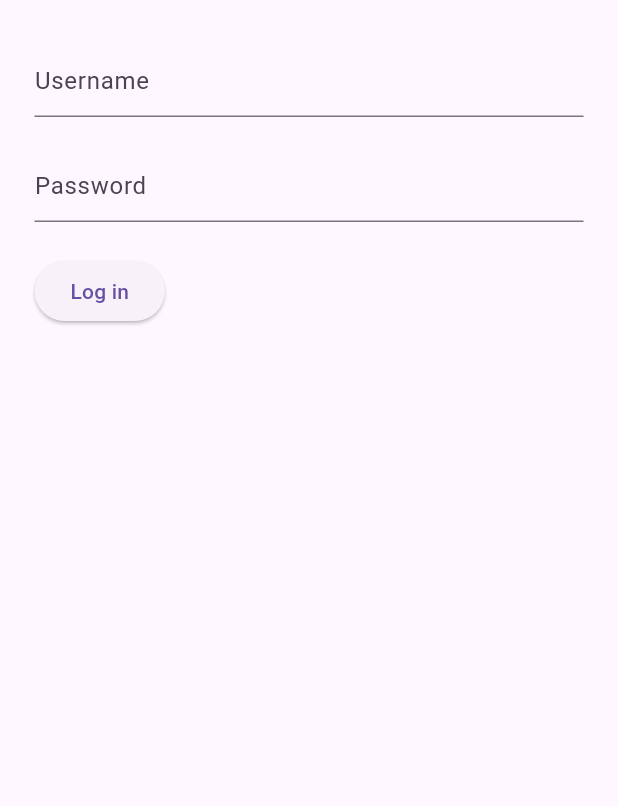
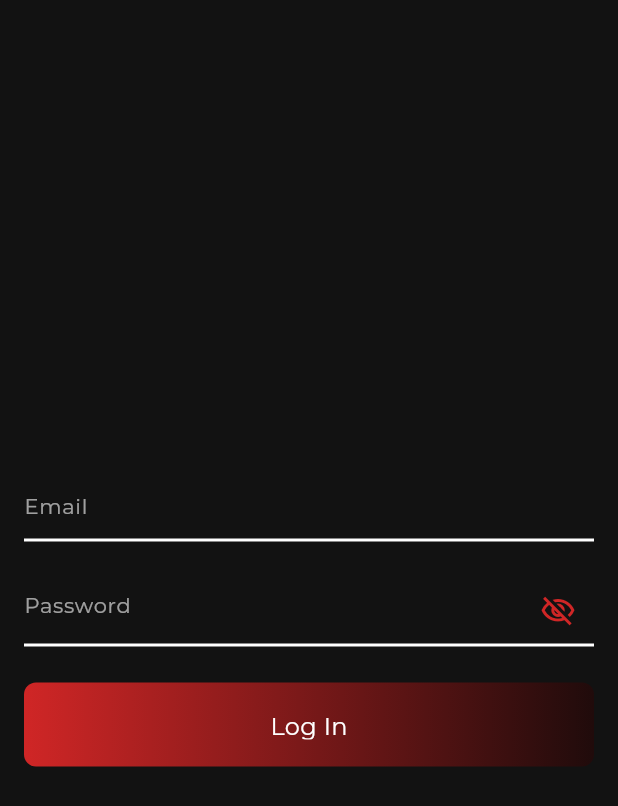
Before and after one commit to artem-petrushenko/TheMovieDB, a Flutter app: the screen it shows after launch, on a phone screen of 412 x 824 dp. Shown: the top 806 px of the screen. Run offline on Flutter 3.47's test engine with Material 2 defaults, Android fonts, the phone set to English and light mode, and no system bars; our stand-ins replace bloc, bloc_concurrency, flutter_bloc, flutter_secure_storage, freezed_annotation, google_fonts; generated files the repository leaves out were written again.

Commit message:
Rewriting the application for your own UI with visible widgets. AuthViewCubit rewritten to freezed

```diff
--- a/lib/domain/entity/movie.dart
+++ b/lib/domain/entity/movie.dart
@@ -22,7 +22,7 @@ class Movie {
   final bool video;
   final double voteAverage;
 
-  Movie({
+  const Movie({
     required this.posterPath,
     required this.adult,
     required this.overview,
--- a/lib/domain/factory/screen_factory.dart
+++ b/lib/domain/factory/screen_factory.dart
@@ -18,14 +18,15 @@ import 'package:themoviedb/src/feature/movies/bloc/movies_bloc.dart';
 import 'package:themoviedb/src/feature/profile/bloc/profile_bloc.dart';
 import 'package:themoviedb/src/feature/profile/widget/profile_view.dart';
 
-import '../../src/feature/auth/auth/auth_bloc.dart';
-import '../../src/feature/auth/auth_screen.dart';
-import '../../src/feature/auth/auth_view_cubit.dart';
-import '../../src/feature/loader/loader_screen.dart';
-import '../../src/feature/loader/loader_view_cubit.dart';
-import '../../src/feature/movie_details/bloc/movie_details_bloc.dart';
-import '../../src/feature/movie_details/widget/movie_details_view.dart';
-import '../../src/feature/movies/widget/movie_list_screen.dart';
+import 'package:themoviedb/src/feature/auth/auth/auth_bloc.dart';
+import 'package:themoviedb/src/feature/auth/auth_view.dart';
+import 'package:themoviedb/src/feature/loader/loader_screen.dart';
+import 'package:themoviedb/src/feature/loader/loader_view_cubit.dart';
+import 'package:themoviedb/src/feature/movie_details/bloc/movie_details_bloc.dart';
+import 'package:themoviedb/src/feature/movie_details/widget/movie_details_view.dart';
+import 'package:themoviedb/src/feature/movies/widget/movie_list_screen.dart';
+
+import 'package:themoviedb/src/feature/auth/auth_view_cubit/auth_view_cubit.dart';
 
 class ScreenFactory {
   AuthBloc? _authBloc;
@@ -75,10 +76,10 @@ class ScreenFactory {
     _authBloc = authBloc;
     return BlocProvider<AuthViewCubit>(
       create: (_) => AuthViewCubit(
-        AuthViewCubitFormFillInProgressState(),
+        const AuthViewState.formFillInProgress(),
         authBloc,
       ),
-      child: const AuthScreen(),
+      child: const AuthView(),
     );
   }
 
--- a/lib/src/app.dart
+++ b/lib/src/app.dart
@@ -2,6 +2,7 @@ import 'package:flutter/material.dart';
 import 'package:flutter_localizations/flutter_localizations.dart';
 
 import 'package:themoviedb/src/common/widget/navigation/navigation.dart';
+import 'package:themoviedb/src/common/widget/theme/dark_theme.dart';
 
 class App extends StatelessWidget {
   const App({
@@ -16,15 +17,8 @@ class App extends StatelessWidget {
   Widget build(BuildContext context) {
     return MaterialApp(
       title: 'TMDB',
-      themeMode: ThemeMode.system,
-      theme: ThemeData(
-        useMaterial3: true,
-        brightness: Brightness.light,
-      ),
-      darkTheme: ThemeData(
-        useMaterial3: true,
-        brightness: Brightness.dark,
-      ),
+      themeMode: ThemeMode.dark,
+      theme: DarkTheme.darkTheme,
       localizationsDelegates: const [
         GlobalMaterialLocalizations.delegate,
         GlobalWidgetsLocalizations.delegate,
--- /dev/null
+++ b/lib/src/common/widget/theme/dark_theme.dart
@@ -0,0 +1,37 @@
+import 'package:flutter/material.dart';
+import 'package:google_fonts/google_fonts.dart';
+
+class _DarkThemeColor {
+  static const primary = Color(0xFFD02626);
+  static const onPrimary = Color(0xFFFFFFFF);
+  static const secondary = Color(0xFF200B0B);
+  static const onSecondary = Color(0xFFFFFFFF);
+  static const background = Color(0xFF000000);
+  static const onBackground = Color(0xFFFFFFFF);
+}
+
+class DarkTheme {
+  static ThemeData get darkTheme => ThemeData(
+        useMaterial3: true,
+        brightness: Brightness.dark,
+        appBarTheme: const AppBarTheme(),
+        colorScheme: const ColorScheme.dark(
+          primary: _DarkThemeColor.primary,
+          onPrimary: _DarkThemeColor.onPrimary,
+          secondary: _DarkThemeColor.secondary,
+          onSecondary: _DarkThemeColor.onSecondary,
+          background: _DarkThemeColor.background,
+          onBackground: _DarkThemeColor.onBackground,
+        ),
+        snackBarTheme: SnackBarThemeData(
+          elevation: 0.0,
+          behavior: SnackBarBehavior.floating,
+          backgroundColor: _DarkThemeColor.secondary,
+          contentTextStyle: GoogleFonts.montserrat(
+            color: _DarkThemeColor.onSecondary,
+            fontSize: 12.0,
+            fontWeight: FontWeight.w400,
+          ),
+        ),
+      );
+}
--- a/lib/src/feature/auth/auth_screen.dart
+++ /dev/null
@@ -1,128 +0,0 @@
-import 'package:flutter/material.dart';
-import 'package:provider/provider.dart';
-import 'package:flutter_bloc/flutter_bloc.dart';
-
-
-import 'package:themoviedb/src/common/widget/navigation/navigation.dart';
-
-import 'auth_view_cubit.dart';
-
-class _AuthDataStorage {
-  String login = '';
-  String password = '';
-}
-
-//TODO SNACKBAR TO ERROR MESSAGE
-
-class AuthScreen extends StatelessWidget {
-  const AuthScreen({Key? key}) : super(key: key);
-
-  @override
-  Widget build(BuildContext context) {
-    return BlocListener<AuthViewCubit, AuthViewCubitState>(
-      listener: _onAuthViewCubitStateChange,
-      child: Provider(
-        create: (_) => _AuthDataStorage(),
-        child: const Scaffold(
-          body: SingleChildScrollView(
-            padding: EdgeInsets.symmetric(
-              horizontal: 23.0,
-              vertical: 30.0,
-            ),
-            child: _FormWidget(),
-          ),
-        ),
-      ),
-    );
-  }
-
-  void _onAuthViewCubitStateChange(
-    BuildContext context,
-    AuthViewCubitState state,
-  ) {
-    if (state is AuthViewCubitSuccessAuthState) {
-      Navigation.resetNavigation(context);
-    }
-  }
-}
-
-class _FormWidget extends StatelessWidget {
-  const _FormWidget();
-
-  @override
-  Widget build(BuildContext context) {
-    final authDataStorage = context.read<_AuthDataStorage>();
-    return Column(
-      crossAxisAlignment: CrossAxisAlignment.start,
-      children: [
-        TextFormField(
-          autocorrect: false,
-          enableSuggestions: false,
-          textCapitalization: TextCapitalization.none,
-          keyboardType: TextInputType.emailAddress,
-          textInputAction: TextInputAction.next,
-          decoration: const InputDecoration(
-            hintText: 'Username',
-          ),
-          onChanged: (text) => authDataStorage.login = text,
-        ),
-        const SizedBox(height: 22.0),
-        TextFormField(
-          autocorrect: false,
-          enableSuggestions: false,
-          textCapitalization: TextCapitalization.none,
-          textInputAction: TextInputAction.next,
-          obscureText: true,
-          decoration: const InputDecoration(
-            hintText: 'Password',
-          ),
-          onChanged: (text) => authDataStorage.password = text,
-        ),
-        const _ErrorMessageWidget(),
-        const SizedBox(height: 22.0),
-        const _AuthButtonWidget(),
-      ],
-    );
-  }
-}
-
-class _AuthButtonWidget extends StatelessWidget {
-  const _AuthButtonWidget({Key? key}) : super(key: key);
-
-  @override
-  Widget build(BuildContext context) {
-    final cubit = context.watch<AuthViewCubit>();
-    final authDataStorage = context.read<_AuthDataStorage>();
-    final canStartAuth = cubit.state is AuthViewCubitFormFillInProgressState ||
-        cubit.state is AuthViewCubitErrorState;
-    final onPressed = canStartAuth
-        ? () => cubit.auth(
-              login: authDataStorage.login,
-              password: authDataStorage.password,
-            )
-        : null;
-    final child = cubit.state is AuthViewCubitAuthInProgressState == true
-        ? const SizedBox(
-            width: 20.0,
-            height: 20.0,
-            child: CircularProgressIndicator(),
-          )
-        : const Text('Log in');
-
-    return ElevatedButton(onPressed: onPressed, child: child);
-  }
-}
-
-class _ErrorMessageWidget extends StatelessWidget {
-  const _ErrorMessageWidget({Key? key}) : super(key: key);
-
-  @override
-  Widget build(BuildContext context) {
-    final errorMessage = context.select((AuthViewCubit value) {
-      final state = value.state;
-      return state is AuthViewCubitErrorState ? state.errorMessage : null;
-    });
-    if (errorMessage == null) return const SizedBox.shrink();
-    return Text(errorMessage);
-  }
-}
--- /dev/null
+++ b/lib/src/feature/auth/auth_view.dart
@@ -0,0 +1,132 @@
+import 'package:flutter/material.dart';
+import 'package:google_fonts/google_fonts.dart';
+import 'package:provider/provider.dart';
+import 'package:flutter_bloc/flutter_bloc.dart';
+
+import 'package:themoviedb/src/common/widget/navigation/navigation.dart';
+
+import 'package:themoviedb/src/feature/auth/auth_view_cubit/auth_view_cubit.dart';
+import 'package:themoviedb/src/feature/auth/widget/auth_text_form_field.dart';
+
+class AuthDataStorage {
+  String login = '';
+  String password = '';
+}
+
+class AuthView extends StatelessWidget {
+  const AuthView({Key? key}) : super(key: key);
+
+  @override
+  Widget build(BuildContext context) {
+    bool isVisible = false;
+    return BlocListener<AuthViewCubit, AuthViewState>(
+      listener: (BuildContext context, AuthViewState state) {
+        state.mapOrNull(
+          successAuthState: (state) => Navigation.resetNavigation(context),
+          failure: (state) => ScaffoldMessenger.of(context).showSnackBar(
+            SnackBar(content: Text(state.error.toString())),
+          ),
+        );
+      },
+      child: Provider<AuthDataStorage>(
+        create: (BuildContext context) => AuthDataStorage(),
+        builder: (context, child) {
+          return SafeArea(
+            child: Scaffold(
+              body: Padding(
+                padding: const EdgeInsets.symmetric(horizontal: 16.0),
+                child: Center(
+                  child: Column(
+                    mainAxisSize: MainAxisSize.min,
+                    children: [
+                      AuthTextFormField(
+                        hintText: 'Email',
+                        keyboardType: TextInputType.emailAddress,
+                        onChanged: (text) =>
+                            context.read<AuthDataStorage>().login = text,
+                      ),
+                      const SizedBox(height: 22.0),
+                      AuthTextFormField(
+                        hintText: 'Password',
+                        obscureText: true,
+                        onChanged: (text) =>
+                            context.read<AuthDataStorage>().password = text,
+                        suffixIcon: IconButton(
+                          //TODO: ADD VISIBLE/HIDE
+                          onPressed: () {},
+                          icon: Icon(
+                            isVisible
+                                ? Icons.visibility_outlined
+                                : Icons.visibility_off_outlined,
+                          ),
+                        ),
+                        suffixIconColor: Theme.of(context).colorScheme.primary,
+                      ),
+                      const SizedBox(height: 24.0),
+                      const _AuthButtonWidget(),
+                    ],
+                  ),
+                ),
+              ),
+            ),
+          );
+        },
+      ),
+    );
+  }
+}
+
+class _AuthButtonWidget extends StatelessWidget {
+  const _AuthButtonWidget({Key? key}) : super(key: key);
+
+  @override
+  Widget build(BuildContext context) {
+    final cubit = context.watch<AuthViewCubit>();
+    final authDataStorage = context.read<AuthDataStorage>();
+
+    return GestureDetector(
+      onTap: cubit.canStartAuth
+          ? () => cubit.auth(
+                login: authDataStorage.login,
+                password: authDataStorage.password,
+              )
+          : null,
+      child: Container(
+        width: double.infinity,
+        alignment: Alignment.center,
+        padding: const EdgeInsets.symmetric(vertical: 18.0),
+        decoration: const BoxDecoration(
+          borderRadius: BorderRadius.all(
+            Radius.circular(8.0),
+          ),
+          gradient: LinearGradient(
+            colors: [
+              Color(0xFFD02626),
+              Color(0xFF200B0B),
+            ],
+          ),
+        ),
+        child: SizedBox(
+          height: 20.0,
+          child: cubit.state.maybeMap(
+            inProgressState: (state) => SizedBox(
+              width: 20.0,
+              child: CircularProgressIndicator(
+                strokeWidth: 2.0,
+                color: Theme.of(context).colorScheme.onPrimary,
+              ),
+            ),
+            orElse: () => Text(
+              'Log In',
+              style: GoogleFonts.montserrat(
+                fontSize: 16.0,
+                fontWeight: FontWeight.w400,
+                color: Theme.of(context).colorScheme.onPrimary,
+              ),
+            ),
+          ),
+        ),
+      ),
+    );
+  }
+}
--- a/lib/src/feature/auth/auth_view_cubit.dart
+++ /dev/null
@@ -1,120 +0,0 @@
-import 'dart:async';
-import 'package:bloc/bloc.dart';
-
-import 'package:themoviedb/domain/api_client/api_client_exception.dart';
-
-import 'auth/auth_bloc.dart';
-
-
-abstract class AuthViewCubitState {}
-
-class AuthViewCubitFormFillInProgressState extends AuthViewCubitState {
-  @override
-  bool operator ==(Object other) =>
-      identical(this, other) ||
-      other is AuthViewCubitFormFillInProgressState &&
-          runtimeType == other.runtimeType;
-
-  @override
-  int get hashCode => 0;
-}
-
-class AuthViewCubitErrorState extends AuthViewCubitState {
-  final String errorMessage;
-
-  AuthViewCubitErrorState(this.errorMessage);
-
-  @override
-  bool operator ==(Object other) =>
-      identical(this, other) ||
-      other is AuthViewCubitErrorState &&
-          runtimeType == other.runtimeType &&
-          errorMessage == other.errorMessage;
-
-  @override
-  int get hashCode => errorMessage.hashCode;
-}
-
-class AuthViewCubitAuthInProgressState extends AuthViewCubitState {
-  @override
-  bool operator ==(Object other) =>
-      identical(this, other) ||
-      other is AuthViewCubitAuthInProgressState &&
-          runtimeType == other.runtimeType;
-
-  @override
-  int get hashCode => 0;
-}
-
-class AuthViewCubitSuccessAuthState extends AuthViewCubitState {
-  @override
-  bool operator ==(Object other) =>
-      identical(this, other) ||
-      other is AuthViewCubitSuccessAuthState &&
-          runtimeType == other.runtimeType;
-
-  @override
-  int get hashCode => 0;
-}
-
-class AuthViewCubit extends Cubit<AuthViewCubitState> {
-  final AuthBloc authBloc;
-  late final StreamSubscription<AuthState> authBlocSubscription;
-
-  AuthViewCubit(AuthViewCubitState initialState, this.authBloc)
-      : super(initialState) {
-    _onState(authBloc.state);
-    authBlocSubscription = authBloc.stream.listen(_onState);
-  }
-
-  bool _isValid(String login, String password) =>
-      login.isNotEmpty || password.isNotEmpty;
-
-  void auth({
-    required String login,
-    required String password,
-  }) {
-    if (!_isValid(login, password)) {
-      emit(AuthViewCubitErrorState('Enter email or password'));
-      return;
-    }
-    authBloc.add(AuthLoginEvent(login: login, password: password));
-  }
-
-  void _onState(AuthState state) {
-    if (state is AuthUnauthorizedState) {
-      emit(AuthViewCubitFormFillInProgressState());
-    } else if (state is AuthAuthorizedState) {
-      // authBlocSubscription.cancel();
-      emit(AuthViewCubitSuccessAuthState());
-    } else if (state is AuthFailureState) {
-      final message = _mapErrorToMessage(state.error);
-      emit(AuthViewCubitErrorState(message));
-    } else if (state is AuthInProgressState) {
-      emit(AuthViewCubitAuthInProgressState());
-    } else if (state is AuthCheckStatusInProgressState) {
-      emit(AuthViewCubitAuthInProgressState());
-    }
-  }
-
-  String _mapErrorToMessage(Object error) {
-    if (error is! ApiClientException) {
-      return 'Error. Try Again!';
-    }
-    switch (error.type) {
-      case ApiClientExceptionType.network:
-        return 'Server is not available';
-      case ApiClientExceptionType.auth:
-        return 'Incorrect login or password';
-      case ApiClientExceptionType.sessionExpired:
-      case ApiClientExceptionType.other:
-        return 'An error has occurred. Try again';
-    }
-  }
-
-  @override
-  Future<void> close() {
-    authBlocSubscription.cancel();
-    return super.close();
-  }
-}
--- /dev/null
+++ b/lib/src/feature/auth/auth_view_cubit/auth_view_cubit.dart
@@ -0,0 +1,79 @@
+import 'dart:async';
+
+import 'package:bloc/bloc.dart';
+import 'package:freezed_annotation/freezed_annotation.dart';
+
+import 'package:themoviedb/src/feature/auth/auth/auth_bloc.dart';
+
+import 'package:themoviedb/domain/api_client/api_client_exception.dart';
+
+part 'auth_view_state.dart';
+
+part 'auth_view_cubit.freezed.dart';
+
+class AuthViewCubit extends Cubit<AuthViewState> {
+  final AuthBloc authBloc;
+  late final StreamSubscription<AuthState> authBlocSubscription;
+
+  AuthViewCubit(AuthViewState initialState, this.authBloc)
+      : super(initialState) {
+    _onState(authBloc.state);
+    authBlocSubscription = authBloc.stream.listen(_onState);
+  }
+
+  bool get canStartAuth => state.maybeMap(
+        formFillInProgress: (_) => true,
+        failure: (_) => true,
+        orElse: () => false,
+      );
+
+  bool _isValid(String login, String password) =>
+      login.isNotEmpty || password.isNotEmpty;
+
+  void auth({
+    required String login,
+    required String password,
+  }) {
+    if (!_isValid(login, password)) {
+      emit(const _Failure(error: 'Enter email or password'));
+      return;
+    }
+    authBloc.add(AuthLoginEvent(login: login, password: password));
+  }
+
+  void _onState(AuthState state) {
+    if (state is AuthUnauthorizedState) {
+      emit(const _FormFillInProgress());
+    } else if (state is AuthAuthorizedState) {
+      emit(const _SuccessAuthState());
+    } else if (state is AuthFailureState) {
+      final message = _mapErrorToMessage(state.error);
+      emit(_Failure(error: message));
+    } else if (state is AuthInProgressState) {
+      emit(const _InProgressState());
+    } else if (state is AuthCheckStatusInProgressState) {
+      emit(const _InProgressState());
+    }
+  }
+
+  String _mapErrorToMessage(Object error) {
+    if (error is! ApiClientException) {
+      return 'Error. Try Again!';
+    }
+    switch (error.type) {
+      case ApiClientExceptionType.network:
+        return 'Server is not available';
+      case ApiClientExceptionType.auth:
+        return 'Incorrect login or password';
+      case ApiClientExceptionType.sessionExpired:
+      case ApiClientExceptionType.other:
+        return 'An error has occurred. Try again';
+    }
+  }
+
+  @override
+  Future<void> close() {
+    authBlocSubscription.cancel();
+    return super.close();
+  }
+}
--- /dev/null
+++ b/lib/src/feature/auth/auth_view_cubit/auth_view_state.dart
@@ -0,0 +1,14 @@
+part of 'auth_view_cubit.dart';
+
+@freezed
+class AuthViewState with _$AuthViewState {
+  const factory AuthViewState.formFillInProgress() = _FormFillInProgress;
+
+  const factory AuthViewState.successAuthState() = _SuccessAuthState;
+
+  const factory AuthViewState.inProgressState() = _InProgressState;
+
+  const factory AuthViewState.failure({
+    required final Object error,
+  }) = _Failure;
+}
--- /dev/null
+++ b/lib/src/feature/auth/widget/auth_text_form_field.dart
@@ -0,0 +1,103 @@
+import 'package:flutter/material.dart';
+import 'package:google_fonts/google_fonts.dart';
+
+class AuthTextFormField extends StatefulWidget {
+  const AuthTextFormField({
+    Key? key,
+    this.autocorrect = false,
+    this.obscureText = false,
+    this.enableSuggestions = false,
+    this.textCapitalization = TextCapitalization.none,
+    this.textInputAction = TextInputAction.next,
+    this.onChanged,
+    this.keyboardType,
+    this.suffixIcon,
+    this.suffixIconColor,
+    this.hintText,
+  }) : super(key: key);
+
+  final String? hintText;
+  final bool autocorrect;
+  final bool obscureText;
+  final bool enableSuggestions;
+  final TextInputType? keyboardType;
+  final TextCapitalization textCapitalization;
+  final TextInputAction textInputAction;
+  final ValueChanged<String>? onChanged;
+  final Widget? suffixIcon;
+  final Color? suffixIconColor;
+
+  @override
+  State<AuthTextFormField> createState() => _AuthTextFormFieldState();
+}
+
+class _AuthTextFormFieldState extends State<AuthTextFormField> {
+  @override
+  Widget build(BuildContext context) {
+    final colorScheme = Theme.of(context).colorScheme;
+
+    final inputDecoration = InputDecoration(
+      hintText: widget.hintText,
+      suffixIcon: widget.suffixIcon,
+      suffixIconColor: widget.suffixIconColor,
+      hintStyle: GoogleFonts.montserrat(
+        color: Theme.of(context).colorScheme.onBackground.withOpacity(0.60),
+        fontSize: 14.0,
+        fontWeight: FontWeight.w400,
+      ),
+      //TODO: STYLE NOT WORKING
+      labelStyle: GoogleFonts.montserrat(
+        color: Theme.of(context).colorScheme.onBackground,
+        fontSize: 14.0,
+        fontWeight: FontWeight.w400,
+      ),
+      errorBorder: UnderlineInputBorder(
+        borderSide: BorderSide(
+          color: colorScheme.primary,
+          width: 2.0,
+        ),
+      ),
+      focusedBorder: UnderlineInputBorder(
+        borderSide: BorderSide(
+          color: colorScheme.primary,
+          width: 2.0,
+        ),
+      ),
+      focusedErrorBorder: UnderlineInputBorder(
+        borderSide: BorderSide(
+          color: colorScheme.primary,
+          width: 2.0,
+        ),
+      ),
+      disabledBorder: UnderlineInputBorder(
+        borderSide: BorderSide(
+          color: colorScheme.onBackground,
+          width: 2.0,
+        ),
+      ),
+      enabledBorder: UnderlineInputBorder(
+        borderSide: BorderSide(
+          color: colorScheme.onBackground,
+          width: 2.0,
+        ),
+      ),
+      border: UnderlineInputBorder(
+        borderSide: BorderSide(
+          color: colorScheme.onBackground,
+          width: 2.0,
+        ),
+      ),
+    );
+
+    return TextFormField(
+      enableSuggestions: widget.enableSuggestions,
+      autocorrect: widget.autocorrect,
+      textCapitalization: widget.textCapitalization,
+      textInputAction: widget.textInputAction,
+      onChanged: widget.onChanged,
+      obscureText: widget.obscureText,
+      keyboardType: widget.keyboardType,
+      decoration: inputDecoration,
+    );
+  }
+}
```
Also changed, not shown: pubspec.yaml (+4 -11 lines), assets/svg/TMDB.svg (deleted), pubspec.lock.
